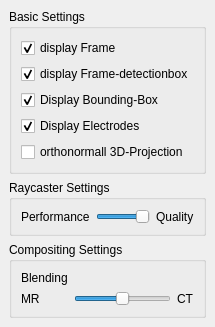
The window that src/brainVis/uis/settings/rendersettings.ui (waschkbaer/BrainVis) describes before a commit, drawn with Qt 5.
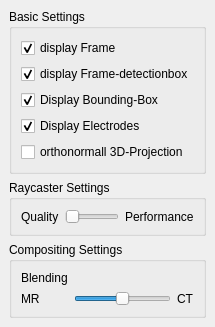
The same window after the commit.

```diff
--- a/src/brainVis/uis/settings/rendersettings.ui
+++ b/src/brainVis/uis/settings/rendersettings.ui
@@ -83,17 +83,20 @@
        <item row="0" column="0">
         <widget class="QLabel" name="label">
          <property name="text">
-          <string>Performance</string>
+          <string>Quality</string>
          </property>
         </widget>
        </item>
        <item row="0" column="1">
         <widget class="QSlider" name="performanceslider">
+         <property name="minimum">
+          <number>1</number>
+         </property>
          <property name="maximum">
-          <number>1000</number>
+          <number>10</number>
          </property>
          <property name="value">
-          <number>1000</number>
+          <number>1</number>
          </property>
          <property name="orientation">
           <enum>Qt::Horizontal</enum>
@@ -103,7 +106,7 @@
        <item row="0" column="2">
         <widget class="QLabel" name="label_2">
          <property name="text">
-          <string>Quality</string>
+          <string>Performance</string>
          </property>
         </widget>
        </item>
```
